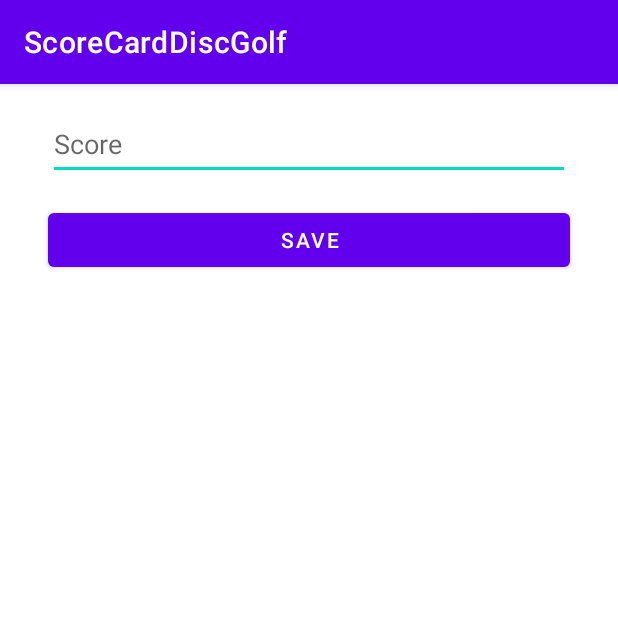
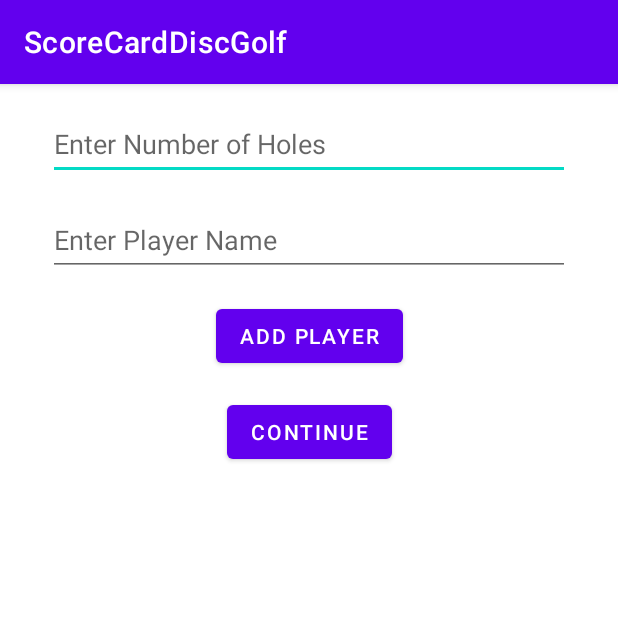
Before and after one commit to KyleYoung13/DiscGolfScoreCard, an Android app: the screen it shows after launch (MainActivity), on a phone screen of 412 x 824 dp, the top half of it. Run offline under Robolectric (Android 15) with nearby library versions, the phone set to English and light mode, and no system bars.

Commit message:
Added player class, adapter, and created set up for adding players and editing their scores.

```diff
--- a/app/src/main/java/com/example/scorecarddiscgolf/MainActivity.kt
+++ b/app/src/main/java/com/example/scorecarddiscgolf/MainActivity.kt
@@ -11,7 +11,7 @@ class MainActivity : AppCompatActivity() {
         super.onCreate(savedInstanceState)
         setContentView(R.layout.activity_main)
 
-        val holeFragment = HoleFragment()
-        supportFragmentManager.beginTransaction().replace(R.id.fragment_container, holeFragment).commit()
+        val mainFragment = MainFragment()
+        supportFragmentManager.beginTransaction().replace(R.id.fragment_container, mainFragment).commit()
         }
     }
--- /dev/null
+++ b/app/src/main/java/com/example/scorecarddiscgolf/data/Player.kt
@@ -0,0 +1,6 @@
+package com.example.scorecarddiscgolf.data
+
+data class Player(
+    val playerName: String,
+    var playerScore: Int = 3
+)
--- a/app/src/main/java/com/example/scorecarddiscgolf/model/ScoreCardViewModel.kt
+++ b/app/src/main/java/com/example/scorecarddiscgolf/model/ScoreCardViewModel.kt
@@ -2,11 +2,17 @@ package com.example.scorecarddiscgolf.model
 
 import androidx.lifecycle.ViewModel
 import com.example.scorecarddiscgolf.data.Hole
+import com.example.scorecarddiscgolf.data.Player
 
 class ScoreCardViewModel : ViewModel() {
     var holes = mutableListOf<Hole>()
+    var players = mutableListOf<Player>()
 
     fun addHole(hole: Hole) {
         holes.add(hole)
     }
+
+    fun addPlayer(player: Player){
+        players.add(player)
+    }
 }
--- a/app/src/main/java/com/example/scorecarddiscgolf/ui/main/MainFragment.kt
+++ b/app/src/main/java/com/example/scorecarddiscgolf/ui/main/MainFragment.kt
@@ -1,21 +1,26 @@
 package com.example.scorecarddiscgolf.ui.main
 
+import android.content.Context
 import androidx.lifecycle.ViewModelProvider
 import android.os.Bundle
 import androidx.fragment.app.Fragment
 import android.view.LayoutInflater
 import android.view.View
 import android.view.ViewGroup
+import android.widget.Button
+import android.widget.EditText
+import androidx.recyclerview.widget.LinearLayoutManager
+import androidx.recyclerview.widget.RecyclerView
 import com.example.scorecarddiscgolf.R
+import com.example.scorecarddiscgolf.adapter.PlayersAdapter
+import com.example.scorecarddiscgolf.data.Player
 import com.example.scorecarddiscgolf.model.ScoreCardViewModel
 
 class MainFragment : Fragment() {
 
-    companion object {
-        fun newInstance() = MainFragment()
-    }
 
     private lateinit var viewModel: ScoreCardViewModel
+    private val playersList = mutableListOf<Player>()
 
     override fun onCreate(savedInstanceState: Bundle?) {
         super.onCreate(savedInstanceState)
@@ -27,7 +32,53 @@ class MainFragment : Fragment() {
         inflater: LayoutInflater, container: ViewGroup?,
         savedInstanceState: Bundle?
     ): View {
-        return inflater.inflate(R.layout.fragment_main, container, false)
+        val view = inflater.inflate(R.layout.fragment_main, container, false)
+
+        val playerNameEditText = view.findViewById<EditText>(R.id.player_name_edit_text)
+        val addPlayerButton = view.findViewById<Button>(R.id.add_player_button)
+        val numberOfHolesEditText = view.findViewById<EditText>(R.id.holes_edit_text)
+        val continueButton = view.findViewById<Button>(R.id.continue_button)
+
+        val playersRecyclerView = view.findViewById<RecyclerView>(R.id.players_recycler_view)
+        val playersAdapter = PlayersAdapter(playersList)
+        playersRecyclerView.adapter = playersAdapter
+        playersRecyclerView.layoutManager = LinearLayoutManager(context)
+
+        // Handle the "Add Player" button click event
+        addPlayerButton.setOnClickListener {
+            val playerName = playerNameEditText.text.toString()
+            if (playerName.isNotEmpty()) {
+                val player = Player(playerName, 0)
+                playersList.add(player)
+                playersAdapter.notifyDataSetChanged()
+                // Clear the EditText after adding a player
+                playerNameEditText.text.clear()
+            }
+        }
+            // Handle the "Continue" button click event
+        continueButton.setOnClickListener {
+            val numberOfHolesText = numberOfHolesEditText.text.toString()
+            if (numberOfHolesText.isNotEmpty()) {
+                val numberOfHoles = numberOfHolesText.toInt()
+                saveNumberOfHoles(numberOfHoles)
+                // TODO: Navigate to the scorecard or perform other actions as needed
+            }
+        }
+
+        return view
     }
 
+    private fun saveNumberOfHoles(numberOfHoles: Int) {
+        val sharedPreferences = requireContext().getSharedPreferences("app_prefs", Context.MODE_PRIVATE)
+        val editor = sharedPreferences.edit()
+        editor.putInt("number_of_holes", numberOfHoles)
+        editor.apply()
+    }
+    private fun getNumberOfHoles(): Int {
+        val sharedPreferences = requireContext().getSharedPreferences("app_prefs", Context.MODE_PRIVATE)
+        return sharedPreferences.getInt("number_of_holes", 0) // 0 is the default value
+    }
+
+
+
 }
--- /dev/null
+++ b/app/src/main/res/drawable/ic_player_avatar_placeholder.xml
@@ -0,0 +1,5 @@
+<vector android:height="24dp" android:tint="#000000"
+    android:viewportHeight="24" android:viewportWidth="24"
+    android:width="24dp" xmlns:android="http://schemas.android.com/apk/res/android">
+    <path android:fillColor="@android:color/white" android:pathData="M11.99,2C6.47,2 2,6.48 2,12c0,5.52 4.47,10 9.99,10C17.52,22 22,17.52 22,12C22,6.48 17.52,2 11.99,2zM8.5,8C9.33,8 10,8.67 10,9.5S9.33,11 8.5,11S7,10.33 7,9.5S7.67,8 8.5,8zM12,18c-2.28,0 -4.22,-1.66 -5,-4h10C16.22,16.34 14.28,18 12,18zM15.5,11c-0.83,0 -1.5,-0.67 -1.5,-1.5S14.67,8 15.5,8S17,8.67 17,9.5S16.33,11 15.5,11z"/>
+</vector>
--- a/app/src/main/res/layout/fragment_main.xml
+++ b/app/src/main/res/layout/fragment_main.xml
@@ -7,14 +7,65 @@
     android:layout_height="match_parent"
     tools:context=".ui.main.MainFragment">
 
-    <TextView
-        android:id="@+id/message"
+    <!-- EditText for entering the number of holes -->
+    <EditText
+        android:id="@+id/holes_edit_text"
+        android:layout_width="0dp"
+        android:layout_height="wrap_content"
+        android:layout_marginStart="32dp"
+        android:layout_marginTop="16dp"
+        android:layout_marginEnd="32dp"
+        android:hint="Enter Number of Holes"
+        android:minHeight="48dp"
+        app:layout_constraintStart_toStartOf="parent"
+        app:layout_constraintEnd_toEndOf="parent"
+        app:layout_constraintTop_toTopOf="parent" />
+
+    <!-- EditText for entering player name -->
+    <EditText
+        android:id="@+id/player_name_edit_text"
+        android:layout_width="0dp"
+        android:layout_height="wrap_content"
+        android:layout_marginStart="32dp"
+        android:layout_marginTop="16dp"
+        android:layout_marginEnd="32dp"
+        android:hint="Enter Player Name"
+        android:minHeight="48dp"
+        app:layout_constraintStart_toStartOf="parent"
+        app:layout_constraintEnd_toEndOf="parent"
+        app:layout_constraintTop_toBottomOf="@+id/holes_edit_text" />
+
+    <!-- Button for adding a player -->
+    <Button
+        android:id="@+id/add_player_button"
         android:layout_width="wrap_content"
         android:layout_height="wrap_content"
-        android:text="MainFragment"
-        app:layout_constraintBottom_toBottomOf="parent"
+        android:layout_marginTop="16dp"
+        android:text="Add Player"
         app:layout_constraintEnd_toEndOf="parent"
         app:layout_constraintStart_toStartOf="parent"
-        app:layout_constraintTop_toTopOf="parent" />
+        app:layout_constraintTop_toBottomOf="@+id/player_name_edit_text" />
+
+    <!-- Button to continue to the scorecard -->
+    <Button
+        android:id="@+id/continue_button"
+        android:layout_width="wrap_content"
+        android:layout_height="wrap_content"
+        android:layout_marginTop="16dp"
+        android:text="Continue"
+        app:layout_constraintEnd_toEndOf="parent"
+        app:layout_constraintStart_toStartOf="parent"
+        app:layout_constraintTop_toBottomOf="@+id/add_player_button" />
+
+    <!-- RecyclerView for displaying added players -->
+    <androidx.recyclerview.widget.RecyclerView
+        android:id="@+id/players_recycler_view"
+        android:layout_width="0dp"
+        android:layout_height="0dp"
+        android:layout_marginTop="16dp"
+        app:layout_constraintStart_toStartOf="parent"
+        app:layout_constraintEnd_toEndOf="parent"
+        app:layout_constraintTop_toBottomOf="@+id/continue_button"
+        app:layout_constraintBottom_toBottomOf="parent" />
 
 </androidx.constraintlayout.widget.ConstraintLayout>
```
Also changed, not shown: app/src/main/java/com/example/scorecarddiscgolf/adapter/PlayersAdapter.kt (added, +56 -0 lines), app/src/main/res/layout/player_item.xml (added, +47 -0 lines).
